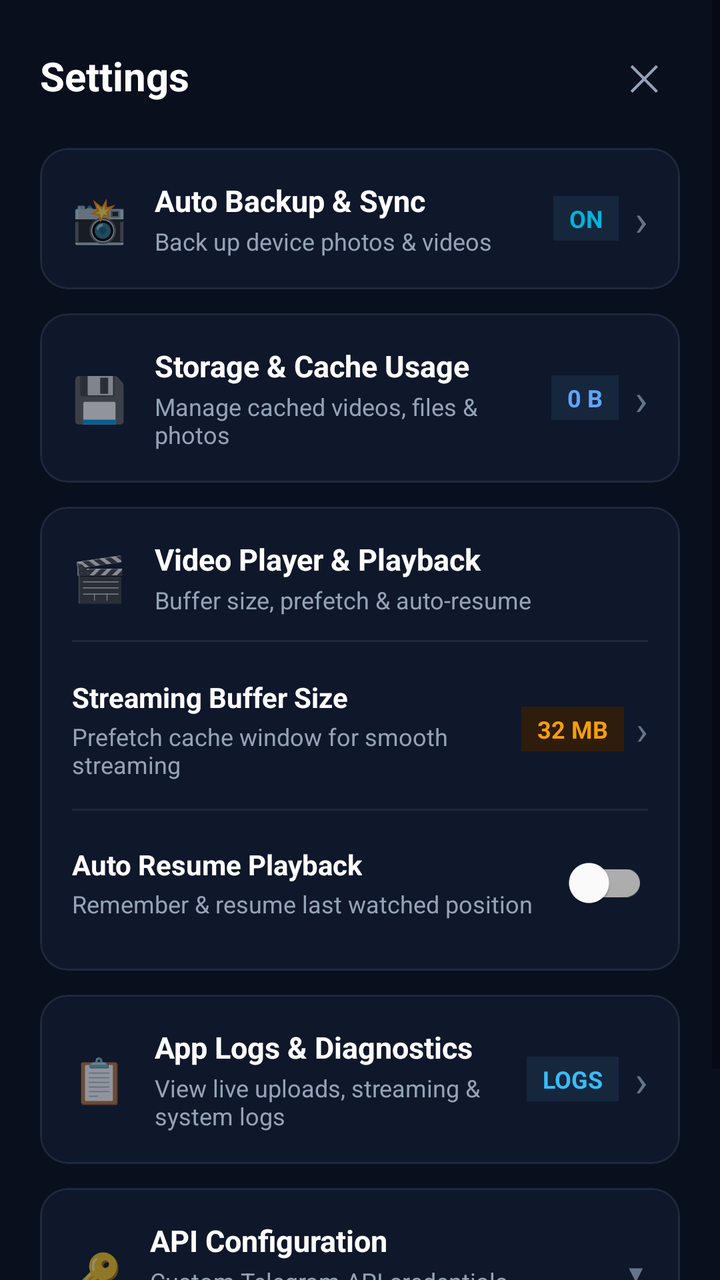
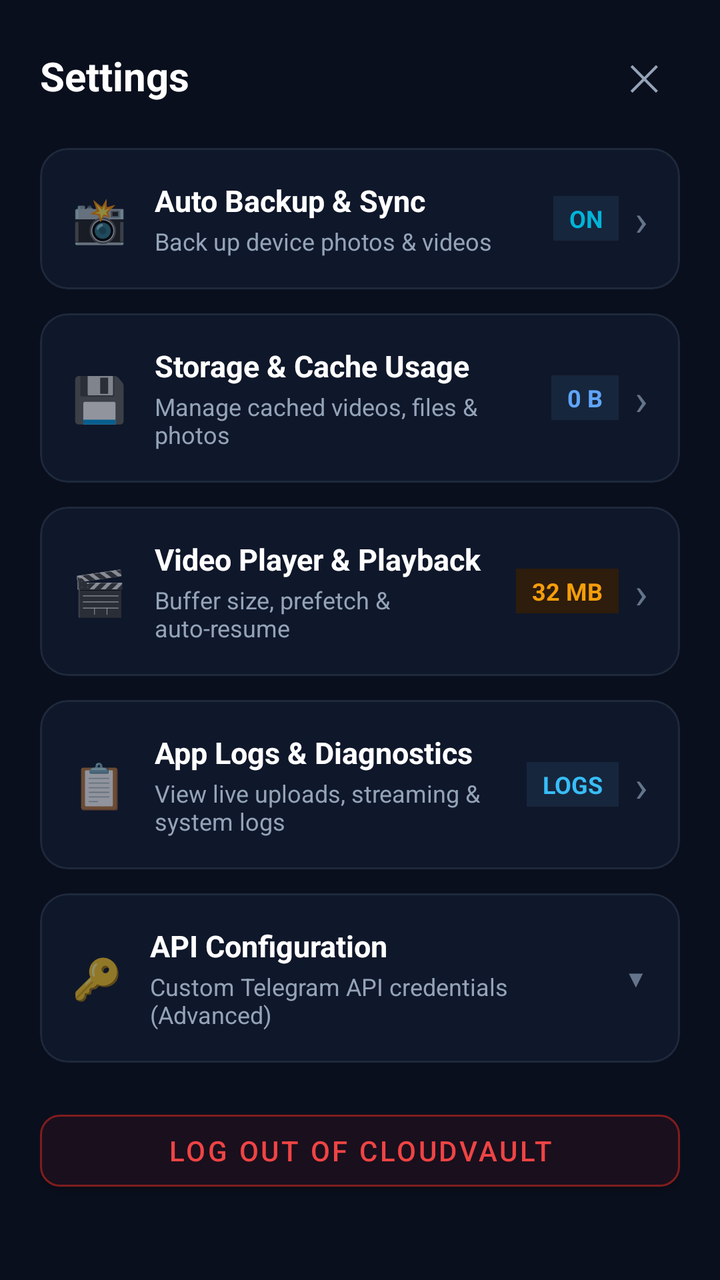

An Android layout rendered at two revisions. The XML below is the earlier revision; the diff shows what the commit changed to produce the second picture.
<!-- AndroidManifest.xml: application theme Theme.CloudVault -->
<!-- res/layout/dialog_settings.xml -->
<?xml version="1.0" encoding="utf-8"?>
<ScrollView xmlns:android="http://schemas.android.com/apk/res/android"
    xmlns:app="http://schemas.android.com/apk/res-auto"
    android:layout_width="match_parent"
    android:layout_height="wrap_content"
    android:background="#0A0F1D">

    <LinearLayout
        android:layout_width="match_parent"
        android:layout_height="wrap_content"
        android:orientation="vertical"
        android:padding="20dp">

        
        <LinearLayout
            android:layout_width="match_parent"
            android:layout_height="wrap_content"
            android:orientation="horizontal"
            android:gravity="center_vertical">

            <TextView
                android:layout_width="0dp"
                android:layout_height="wrap_content"
                android:layout_weight="1"
                android:text="Settings"
                android:textColor="#FFFFFF"
                android:textSize="20sp"
                android:textStyle="bold" />

            <TextView
                android:id="@+id/btnCloseSettings"
                android:layout_width="36dp"
                android:layout_height="36dp"
                android:gravity="center"
                android:text="✕"
                android:textColor="#94A3B8"
                android:textSize="18sp"
                android:background="?attr/selectableItemBackgroundBorderless" />
        </LinearLayout>

        
        <com.google.android.material.card.MaterialCardView
            android:id="@+id/cardOptionAutoBackup"
            android:layout_width="match_parent"
            android:layout_height="wrap_content"
            android:layout_marginTop="18dp"
            app:cardCornerRadius="14dp"
            app:cardElevation="0dp"
            app:cardBackgroundColor="#0F172A"
            app:strokeColor="#1E293B"
            app:strokeWidth="1dp"
            android:clickable="true"
            android:focusable="true">

            <LinearLayout
                android:layout_width="match_parent"
                android:layout_height="wrap_content"
                android:orientation="horizontal"
                android:gravity="center_vertical"
                android:padding="16dp">

                <TextView
                    android:layout_width="wrap_content"
                    android:layout_height="wrap_content"
                    android:text="📸"
                    android:textSize="22sp" />

                <LinearLayout
                    android:layout_width="0dp"
                    android:layout_height="wrap_content"
                    android:layout_weight="1"
                    android:layout_marginStart="14dp"
                    android:orientation="vertical">

                    <TextView
                        android:layout_width="wrap_content"
                        android:layout_height="wrap_content"
                        android:text="Auto Backup &amp; Sync"
                        android:textColor="#FFFFFF"
                        android:textSize="15sp"
                        android:textStyle="bold" />

                    <TextView
                        android:id="@+id/tvSettingsAutoBackupSummary"
                        android:layout_width="wrap_content"
                        android:layout_height="wrap_content"
                        android:layout_marginTop="2dp"
                        android:text="Back up device photos &amp; videos"
                        android:textColor="#94A3B8"
                        android:textSize="12sp" />
                </LinearLayout>

                <TextView
                    android:id="@+id/tvSettingsAutoBackupBadge"
                    android:layout_width="wrap_content"
                    android:layout_height="wrap_content"
                    android:text="ON"
                    android:textColor="@color/accent_cyan"
                    android:textSize="12sp"
                    android:textStyle="bold"
                    android:paddingStart="8dp"
                    android:paddingEnd="8dp"
                    android:paddingTop="3dp"
                    android:paddingBottom="3dp"
                    android:background="#16263D" />

                <TextView
                    android:layout_width="wrap_content"
                    android:layout_height="wrap_content"
                    android:layout_marginStart="8dp"
                    android:text="›"
                    android:textColor="#64748B"
                    android:textSize="22sp" />
            </LinearLayout>
        </com.google.android.material.card.MaterialCardView>

        
        <com.google.android.material.card.MaterialCardView
            android:id="@+id/cardOptionCacheManager"
            android:layout_width="match_parent"
            android:layout_height="wrap_content"
            android:layout_marginTop="12dp"
            app:cardCornerRadius="14dp"
            app:cardElevation="0dp"
            app:cardBackgroundColor="#0F172A"
            app:strokeColor="#1E293B"
            app:strokeWidth="1dp"
            android:clickable="true"
            android:focusable="true">

            <LinearLayout
                android:layout_width="match_parent"
                android:layout_height="wrap_content"
                android:orientation="horizontal"
                android:gravity="center_vertical"
                android:padding="16dp">

                <TextView
                    android:layout_width="wrap_content"
                    android:layout_height="wrap_content"
                    android:text="💾"
                    android:textSize="22sp" />

                <LinearLayout
                    android:layout_width="0dp"
                    android:layout_height="wrap_content"
                    android:layout_weight="1"
                    android:layout_marginStart="14dp"
                    android:orientation="vertical">

                    <TextView
                        android:layout_width="wrap_content"
                        android:layout_height="wrap_content"
                        android:text="Storage &amp; Cache Usage"
                        android:textColor="#FFFFFF"
                        android:textSize="15sp"
                        android:textStyle="bold" />

                    <TextView
                        android:id="@+id/tvSettingsCacheSummary"
                        android:layout_width="wrap_content"
                        android:layout_height="wrap_content"
                        android:layout_marginTop="2dp"
                        android:text="Manage cached videos, files &amp; photos"
                        android:textColor="#94A3B8"
                        android:textSize="12sp" />
                </LinearLayout>

                <TextView
                    android:id="@+id/tvSettingsCacheSizeBadge"
                    android:layout_width="wrap_content"
                    android:layout_height="wrap_content"
                    android:text="0 B"
                    android:textColor="#60A5FA"
                    android:textSize="12sp"
                    android:textStyle="bold"
                    android:paddingStart="8dp"
                    android:paddingEnd="8dp"
                    android:paddingTop="3dp"
                    android:paddingBottom="3dp"
                    android:background="#16263D" />

                <TextView
                    android:layout_width="wrap_content"
                    android:layout_height="wrap_content"
                    android:layout_marginStart="8dp"
                    android:text="›"
                    android:textColor="#64748B"
                    android:textSize="22sp" />
            </LinearLayout>
        </com.google.android.material.card.MaterialCardView>

        
        <com.google.android.material.card.MaterialCardView
            android:id="@+id/cardOptionVideoSettings"
            android:layout_width="match_parent"
            android:layout_height="wrap_content"
            android:layout_marginTop="12dp"
            app:cardCornerRadius="14dp"
            app:cardElevation="0dp"
            app:cardBackgroundColor="#0F172A"
            app:strokeColor="#1E293B"
            app:strokeWidth="1dp">

            <LinearLayout
                android:layout_width="match_parent"
                android:layout_height="wrap_content"
                android:orientation="vertical"
                android:padding="16dp">

                
                <LinearLayout
                    android:layout_width="match_parent"
                    android:layout_height="wrap_content"
                    android:orientation="horizontal"
                    android:gravity="center_vertical">

                    <TextView
                        android:layout_width="wrap_content"
                        android:layout_height="wrap_content"
                        android:text="🎬"
                        android:textSize="22sp" />

                    <LinearLayout
                        android:layout_width="0dp"
                        android:layout_height="wrap_content"
                        android:layout_weight="1"
                        android:layout_marginStart="14dp"
                        android:orientation="vertical">

                        <TextView
                            android:layout_width="wrap_content"
                            android:layout_height="wrap_content"
                            android:text="Video Player &amp; Playback"
                            android:textColor="#FFFFFF"
                            android:textSize="15sp"
                            android:textStyle="bold" />

                        <TextView
                            android:id="@+id/tvSettingsVideoSummary"
                            android:layout_width="wrap_content"
                            android:layout_height="wrap_content"
                            android:layout_marginTop="2dp"
                            android:text="Buffer size, prefetch &amp; auto-resume"
                            android:textColor="#94A3B8"
                            android:textSize="12sp" />
                    </LinearLayout>
                </LinearLayout>

                <View
                    android:layout_width="match_parent"
                    android:layout_height="1dp"
                    android:layout_marginTop="12dp"
                    android:layout_marginBottom="12dp"
                    android:background="#1E293B" />

                
                <LinearLayout
                    android:id="@+id/layoutSettingsBufferSize"
                    android:layout_width="match_parent"
                    android:layout_height="wrap_content"
                    android:orientation="horizontal"
                    android:gravity="center_vertical"
                    android:background="?attr/selectableItemBackground"
                    android:paddingTop="6dp"
                    android:paddingBottom="6dp"
                    android:clickable="true"
                    android:focusable="true">

                    <LinearLayout
                        android:layout_width="0dp"
                        android:layout_height="wrap_content"
                        android:layout_weight="1"
                        android:orientation="vertical">

                        <TextView
                            android:layout_width="wrap_content"
                            android:layout_height="wrap_content"
                            android:text="Streaming Buffer Size"
                            android:textColor="#FFFFFF"
                            android:textSize="14sp"
                            android:textStyle="bold" />

                        <TextView
                            android:layout_width="wrap_content"
                            android:layout_height="wrap_content"
                            android:layout_marginTop="2dp"
                            android:text="Prefetch cache window for smooth streaming"
                            android:textColor="#94A3B8"
                            android:textSize="12sp" />
                    </LinearLayout>

                    <TextView
                        android:id="@+id/tvSettingsBufferSizeBadge"
                        android:layout_width="wrap_content"
                        android:layout_height="wrap_content"
                        android:text="32 MB"
                        android:textColor="#F59E0B"
                        android:textSize="12sp"
                        android:textStyle="bold"
                        android:paddingStart="8dp"
                        android:paddingEnd="8dp"
                        android:paddingTop="3dp"
                        android:paddingBottom="3dp"
                        android:background="#2E1C0C" />

                    <TextView
                        android:layout_width="wrap_content"
                        android:layout_height="wrap_content"
                        android:layout_marginStart="6dp"
                        android:text="›"
                        android:textColor="#64748B"
                        android:textSize="20sp" />
                </LinearLayout>

                <View
                    android:layout_width="match_parent"
                    android:layout_height="1dp"
                    android:layout_marginTop="8dp"
                    android:layout_marginBottom="8dp"
                    android:background="#1E293B" />

                
                <LinearLayout
                    android:layout_width="match_parent"
                    android:layout_height="wrap_content"
                    android:orientation="horizontal"
                    android:gravity="center_vertical"
                    android:paddingTop="4dp"
                    android:paddingBottom="4dp">

                    <LinearLayout
                        android:layout_width="0dp"
                        android:layout_height="wrap_content"
                        android:layout_weight="1"
                        android:orientation="vertical">

                        <TextView
                            android:layout_width="wrap_content"
                            android:layout_height="wrap_content"
                            android:text="Auto Resume Playback"
                            android:textColor="#FFFFFF"
                            android:textSize="14sp"
                            android:textStyle="bold" />

                        <TextView
                            android:layout_width="wrap_content"
                            android:layout_height="wrap_content"
                            android:layout_marginTop="2dp"
                            android:text="Remember &amp; resume last watched position"
                            android:textColor="#94A3B8"
                            android:textSize="12sp" />
                    </LinearLayout>

                    <com.google.android.material.switchmaterial.SwitchMaterial
                        android:id="@+id/switchAutoResume"
                        android:layout_width="wrap_content"
                        android:layout_height="wrap_content"
                        app:useMaterialThemeColors="true" />
                </LinearLayout>

            </LinearLayout>
        </com.google.android.material.card.MaterialCardView>

        
        <com.google.android.material.card.MaterialCardView
            android:id="@+id/cardOptionAppLogs"
            android:layout_width="match_parent"
            android:layout_height="wrap_content"
            android:layout_marginTop="12dp"
            app:cardCornerRadius="14dp"
            app:cardElevation="0dp"
            app:cardBackgroundColor="#0F172A"
            app:strokeColor="#1E293B"
            app:strokeWidth="1dp"
            android:clickable="true"
            android:focusable="true">

            <LinearLayout
                android:layout_width="match_parent"
                android:layout_height="wrap_content"
                android:orientation="horizontal"
                android:gravity="center_vertical"
                android:padding="16dp">

                <TextView
                    android:layout_width="wrap_content"
                    android:layout_height="wrap_content"
                    android:text="📋"
                    android:textSize="22sp" />

                <LinearLayout
                    android:layout_width="0dp"
                    android:layout_height="wrap_content"
                    android:layout_weight="1"
                    android:layout_marginStart="14dp"
                    android:orientation="vertical">

                    <TextView
                        android:layout_width="wrap_content"
                        android:layout_height="wrap_content"
                        android:text="App Logs &amp; Diagnostics"
                        android:textColor="#FFFFFF"
                        android:textSize="15sp"
                        android:textStyle="bold" />

                    <TextView
                        android:id="@+id/tvSettingsLogsSummary"
                        android:layout_width="wrap_content"
                        android:layout_height="wrap_content"
                        android:layout_marginTop="2dp"
                        android:text="View live uploads, streaming &amp; system logs"
                        android:textColor="#94A3B8"
                        android:textSize="12sp" />
                </LinearLayout>

                <TextView
                    android:id="@+id/tvSettingsLogsCountBadge"
                    android:layout_width="wrap_content"
                    android:layout_height="wrap_content"
                    android:text="LOGS"
                    android:textColor="#38BDF8"
                    android:textSize="12sp"
                    android:textStyle="bold"
                    android:paddingStart="8dp"
                    android:paddingEnd="8dp"
                    android:paddingTop="3dp"
                    android:paddingBottom="3dp"
                    android:background="#16263D" />

                <TextView
                    android:layout_width="wrap_content"
                    android:layout_height="wrap_content"
                    android:layout_marginStart="8dp"
                    android:text="›"
                    android:textColor="#64748B"
                    android:textSize="22sp" />
            </LinearLayout>
        </com.google.android.material.card.MaterialCardView>

        
        <com.google.android.material.card.MaterialCardView
            android:id="@+id/cardOptionApiConfig"
            android:layout_width="match_parent"
            android:layout_height="wrap_content"
            android:layout_marginTop="12dp"
            app:cardCornerRadius="14dp"
            app:cardElevation="0dp"
            app:cardBackgroundColor="#0F172A"
            app:strokeColor="#1E293B"
            app:strokeWidth="1dp">

            <LinearLayout
                android:layout_width="match_parent"
                android:layout_height="wrap_content"
                android:orientation="vertical">

                
                <LinearLayout
                    android:id="@+id/layoutToggleApiSettings"
                    android:layout_width="match_parent"
                    android:layout_height="wrap_content"
                    android:orientation="horizontal"
                    android:gravity="center_vertical"
                    android:padding="16dp"
                    android:background="?attr/selectableItemBackground">

                    <TextView
                        android:layout_width="wrap_content"
                        android:layout_height="wrap_content"
                        android:text="🔑"
                        android:textSize="20sp" />

                    <LinearLayout
                        android:layout_width="0dp"
                        android:layout_height="wrap_content"
                        android:layout_weight="1"
                        android:layout_marginStart="14dp"
                        android:orientation="vertical">

                        <TextView
                            android:layout_width="wrap_content"
                            android:layout_height="wrap_content"
                            android:text="API Configuration"
                            android:textColor="#FFFFFF"
                            android:textSize="15sp"
                            android:textStyle="bold" />

                        <TextView
                            android:layout_width="wrap_content"
                            android:layout_height="wrap_content"
                            android:layout_marginTop="2dp"
                            android:text="Custom Telegram API credentials (Advanced)"
                            android:textColor="#94A3B8"
                            android:textSize="12sp" />
                    </LinearLayout>

                    <TextView
                        android:id="@+id/tvApiExpandIcon"
                        android:layout_width="wrap_content"
                        android:layout_height="wrap_content"
                        android:text="▼"
                        android:textColor="#64748B"
                        android:textSize="12sp" />
                </LinearLayout>

                
                <LinearLayout
                    android:id="@+id/layoutApiFields"
                    android:layout_width="match_parent"
                    android:layout_height="wrap_content"
                    android:orientation="vertical"
                    android:paddingStart="16dp"
                    android:paddingEnd="16dp"
                    android:paddingBottom="16dp"
                    android:visibility="gone">

                    <View
                        android:layout_width="match_parent"
                        android:layout_height="1dp"
                        android:layout_marginBottom="12dp"
                        android:background="#1E293B" />

                    <TextView
                        android:layout_width="match_parent"
                        android:layout_height="wrap_content"
                        android:text="API ID"
                        android:textColor="#94A3B8"
                        android:textSize="12sp" />

                    <EditText
                        android:id="@+id/etSettingsApiId"
                        android:layout_width="match_parent"
                        android:layout_height="wrap_content"
                        android:layout_marginTop="4dp"
                        android:background="#1E293B"
                        android:hint="••••••••"
                        android:inputType="numberPassword"
                        android:padding="10dp"
                        android:textColor="#FFFFFF"
                        android:textColorHint="#64748B"
                        android:textSize="13sp" />

                    <TextView
                        android:layout_width="match_parent"
                        android:layout_height="wrap_content"
                        android:layout_marginTop="10dp"
                        android:text="API Hash"
                        android:textColor="#94A3B8"
                        android:textSize="12sp" />

                    <EditText
                        android:id="@+id/etSettingsApiHash"
                        android:layout_width="match_parent"
                        android:layout_height="wrap_content"
                        android:layout_marginTop="4dp"
                        android:background="#1E293B"
                        android:hint="••••••••••••••••••••••••••••••••"
                        android:inputType="textPassword"
                        android:padding="10dp"
                        android:textColor="#FFFFFF"
                        android:textColorHint="#64748B"
                        android:textSize="13sp" />

                    <com.google.android.material.button.MaterialButton
                        android:id="@+id/btnSaveCredentials"
                        android:layout_width="match_parent"
                        android:layout_height="wrap_content"
                        android:layout_marginTop="12dp"
                        android:text="Save API Credentials"
                        android:textColor="#FFFFFF"
                        app:backgroundTint="#334155"
                        app:cornerRadius="8dp" />
                </LinearLayout>

            </LinearLayout>
        </com.google.android.material.card.MaterialCardView>

        
        <com.google.android.material.button.MaterialButton
            android:id="@+id/btnSettingsLogout"
            android:layout_width="match_parent"
            android:layout_height="wrap_content"
            android:layout_marginTop="20dp"
            android:text="Log Out of CloudVault"
            android:textColor="#EF4444"
            app:backgroundTint="#1A0F1D"
            app:strokeColor="#7F1D1D"
            app:strokeWidth="1dp"
            app:cornerRadius="10dp" />

    </LinearLayout>
</ScrollView>
<!-- resources referenced by this layout -->
<resources>
  <color name="accent_cyan">#00B4D8</color>
  <style name="Theme.CloudVault" parent="Theme.MaterialComponents.DayNight.NoActionBar">
          <item name="colorPrimary">@color/accent_blue</item>
          <item name="colorSecondary">@color/accent_cyan</item>
          <item name="android:statusBarColor">@color/bg_dark</item>
          <item name="android:windowBackground">@color/bg_dark</item>
      </style>
  <color name="accent_blue">#1976D2</color>
  <color name="bg_dark">#080E18</color>
</resources>

<!-- the commit's change to res/layout/dialog_settings.xml (unified diff, before → after) -->
@@ -200,165 +200,69 @@
             app:cardElevation="0dp"
             app:cardBackgroundColor="#0F172A"
             app:strokeColor="#1E293B"
-            app:strokeWidth="1dp">
+            app:strokeWidth="1dp"
+            android:clickable="true"
+            android:focusable="true">
 
             <LinearLayout
                 android:layout_width="match_parent"
                 android:layout_height="wrap_content"
-                android:orientation="vertical"
+                android:orientation="horizontal"
+                android:gravity="center_vertical"
                 android:padding="16dp">
 
-                
-                <LinearLayout
-                    android:layout_width="match_parent"
-                    android:layout_height="wrap_content"
-                    android:orientation="horizontal"
-                    android:gravity="center_vertical">
-
-                    <TextView
-                        android:layout_width="wrap_content"
-                        android:layout_height="wrap_content"
-                        android:text="🎬"
-                        android:textSize="22sp" />
-
-                    <LinearLayout
-                        android:layout_width="0dp"
-                        android:layout_height="wrap_content"
-                        android:layout_weight="1"
-                        android:layout_marginStart="14dp"
-                        android:orientation="vertical">
-
-                        <TextView
-                            android:layout_width="wrap_content"
-                            android:layout_height="wrap_content"
-                            android:text="Video Player &amp; Playback"
-                            android:textColor="#FFFFFF"
-                            android:textSize="15sp"
-                            android:textStyle="bold" />
-
-                        <TextView
-                            android:id="@+id/tvSettingsVideoSummary"
-                            android:layout_width="wrap_content"
-                            android:layout_height="wrap_content"
-                            android:layout_marginTop="2dp"
-                            android:text="Buffer size, prefetch &amp; auto-resume"
-                            android:textColor="#94A3B8"
-                            android:textSize="12sp" />
-                    </LinearLayout>
-                </LinearLayout>
-
-                <View
-                    android:layout_width="match_parent"
-                    android:layout_height="1dp"
-                    android:layout_marginTop="12dp"
-                    android:layout_marginBottom="12dp"
-                    android:background="#1E293B" />
-
-                
-                <LinearLayout
-                    android:id="@+id/layoutSettingsBufferSize"
-                    android:layout_width="match_parent"
-                    android:layout_height="wrap_content"
-                    android:orientation="horizontal"
-                    android:gravity="center_vertical"
-                    android:background="?attr/selectableItemBackground"
-                    android:paddingTop="6dp"
-                    android:paddingBottom="6dp"
-                    android:clickable="true"
-                    android:focusable="true">
-
-                    <LinearLayout
-                        android:layout_width="0dp"
-                        android:layout_height="wrap_content"
-                        android:layout_weight="1"
-                        android:orientation="vertical">
-
-                        <TextView
-                            android:layout_width="wrap_content"
-                            android:layout_height="wrap_content"
-                            android:text="Streaming Buffer Size"
-                            android:textColor="#FFFFFF"
-                            android:textSize="14sp"
-                            android:textStyle="bold" />
-
-                        <TextView
-                            android:layout_width="wrap_content"
-                            android:layout_height="wrap_content"
-                            android:layout_marginTop="2dp"
-                            android:text="Prefetch cache window for smooth streaming"
-                            android:textColor="#94A3B8"
-                            android:textSize="12sp" />
-                    </LinearLayout>
-
-                    <TextView
-                        android:id="@+id/tvSettingsBufferSizeBadge"
-                        android:layout_width="wrap_content"
-                        android:layout_height="wrap_content"
-                        android:text="32 MB"
-                        android:textColor="#F59E0B"
-                        android:textSize="12sp"
-                        android:textStyle="bold"
-                        android:paddingStart="8dp"
-                        android:paddingEnd="8dp"
-                        android:paddingTop="3dp"
-                        android:paddingBottom="3dp"
-                        android:background="#2E1C0C" />
-
-                    <TextView
-                        android:layout_width="wrap_content"
-                        android:layout_height="wrap_content"
-                        android:layout_marginStart="6dp"
-                        android:text="›"
-                        android:textColor="#64748B"
-                        android:textSize="20sp" />
-                </LinearLayout>
-
-                <View
-                    android:layout_width="match_parent"
-                    android:layout_height="1dp"
-                    android:layout_marginTop="8dp"
-                    android:layout_marginBottom="8dp"
-                    android:background="#1E293B" />
-
-                
-                <LinearLayout
-                    android:layout_width="match_parent"
-                    android:layout_height="wrap_content"
-                    android:orientation="horizontal"
-                    android:gravity="center_vertical"
-                    android:paddingTop="4dp"
-                    android:paddingBottom="4dp">
-
-                    <LinearLayout
-                        android:layout_width="0dp"
-                        android:layout_height="wrap_content"
-                        android:layout_weight="1"
-                        android:orientation="vertical">
-
-                        <TextView
-                            android:layout_width="wrap_content"
-                            android:layout_height="wrap_content"
-                            android:text="Auto Resume Playback"
-                            android:textColor="#FFFFFF"
-                            android:textSize="14sp"
-                            android:textStyle="bold" />
-
-                        <TextView
-                            android:layout_width="wrap_content"
-                            android:layout_height="wrap_content"
-                            android:layout_marginTop="2dp"
-                            android:text="Remember &amp; resume last watched position"
-                            android:textColor="#94A3B8"
-                            android:textSize="12sp" />
-                    </LinearLayout>
-
-                    <com.google.android.material.switchmaterial.SwitchMaterial
-                        android:id="@+id/switchAutoResume"
-                        android:layout_width="wrap_content"
-                        android:layout_height="wrap_content"
-                        app:useMaterialThemeColors="true" />
-                </LinearLayout>
-
+                <TextView
+                    android:layout_width="wrap_content"
+                    android:layout_height="wrap_content"
+                    android:text="🎬"
+                    android:textSize="22sp" />
+
+                <LinearLayout
+                    android:layout_width="0dp"
+                    android:layout_height="wrap_content"
+                    android:layout_weight="1"
+                    android:layout_marginStart="14dp"
+                    android:orientation="vertical">
+
+                    <TextView
+                        android:layout_width="wrap_content"
+                        android:layout_height="wrap_content"
+                        android:text="Video Player &amp; Playback"
+                        android:textColor="#FFFFFF"
+                        android:textSize="15sp"
+                        android:textStyle="bold" />
+
+                    <TextView
+                        android:id="@+id/tvSettingsVideoSummary"
+                        android:layout_width="wrap_content"
+                        android:layout_height="wrap_content"
+                        android:layout_marginTop="2dp"
+                        android:text="Buffer size, prefetch &amp; auto-resume"
+                        android:textColor="#94A3B8"
+                        android:textSize="12sp" />
+                </LinearLayout>
+
+                <TextView
+                    android:id="@+id/tvSettingsVideoBadge"
+                    android:layout_width="wrap_content"
+                    android:layout_height="wrap_content"
+                    android:text="32 MB"
+                    android:textColor="#F59E0B"
+                    android:textSize="12sp"
+                    android:textStyle="bold"
+                    android:paddingStart="8dp"
+                    android:paddingEnd="8dp"
+                    android:paddingTop="3dp"
+                    android:paddingBottom="3dp"
+                    android:background="#2E1C0C" />
+
+                <TextView
+                    android:layout_width="wrap_content"
+                    android:layout_height="wrap_content"
+                    android:layout_marginStart="8dp"
+                    android:text="›"
+                    android:textColor="#64748B"
+                    android:textSize="22sp" />
             </LinearLayout>
         </com.google.android.material.card.MaterialCardView>
 
